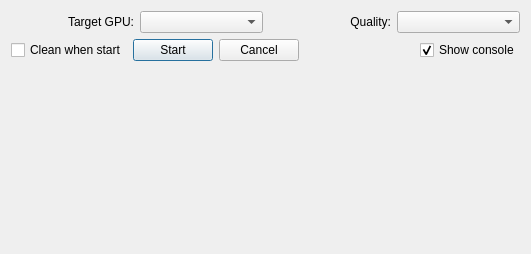
The window that Sources/Tools/QtTools/ReloadSprites/DialogReloadSprites.ui (xaoctech/dava.engine) describes before a commit, drawn with Qt 5.
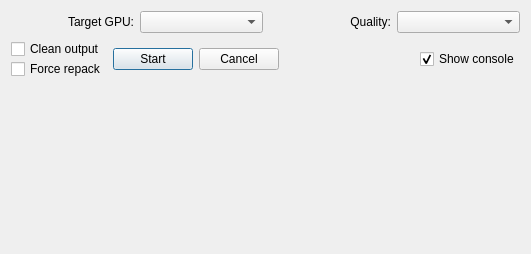
The same window after the commit. Custom widgets are drawn as their Qt base class.

Commit message: [DF-2379] Added ability to fukk repack of sprites by checkbox

The edit to the form file:
```diff
--- a/Sources/Tools/QtTools/ReloadSprites/DialogReloadSprites.ui
+++ b/Sources/Tools/QtTools/ReloadSprites/DialogReloadSprites.ui
@@ -22,10 +22,7 @@
   <property name="modal">
    <bool>true</bool>
   </property>
-  <layout class="QVBoxLayout" name="verticalLayout">
-   <property name="sizeConstraint">
-    <enum>QLayout::SetDefaultConstraint</enum>
-   </property>
+  <layout class="QVBoxLayout" name="verticalLayout_2">
    <item>
     <layout class="QHBoxLayout" name="horizontalLayout">
      <item>
@@ -74,7 +71,12 @@
     </layout>
    </item>
    <item>
-    <layout class="QHBoxLayout" name="horizontalLayout_2">
+    <layout class="QHBoxLayout" name="horizontalLayout_3">
+     <item>
+      <layout class="QVBoxLayout" name="verticalLayout">
+       <property name="spacing">
+        <number>0</number>
+       </property>
      <item>
       <widget class="QCheckBox" name="checkBox_clean">
        <property name="whatsThis">
@@ -84,10 +86,21 @@
         <enum>Qt::LeftToRight</enum>
        </property>
        <property name="text">
-        <string>Clean when start</string>
+          <string>Clean output</string>
        </property>
       </widget>
      </item>
+       <item>
+        <widget class="QCheckBox" name="checkBox_repack">
+         <property name="text">
+          <string>Force repack</string>
+         </property>
+        </widget>
+       </item>
+      </layout>
+     </item>
+     <item>
+      <layout class="QHBoxLayout" name="horizontalLayout_2">
      <item>
       <widget class="QPushButton" name="pushButton_start">
        <property name="whatsThis">
@@ -127,6 +140,8 @@
         <bool>true</bool>
        </property>
       </widget>
+       </item>
+      </layout>
      </item>
     </layout>
    </item>
```
Lines whose indentation alone changed are shown as unchanged. The commit also changes 8 other files.
